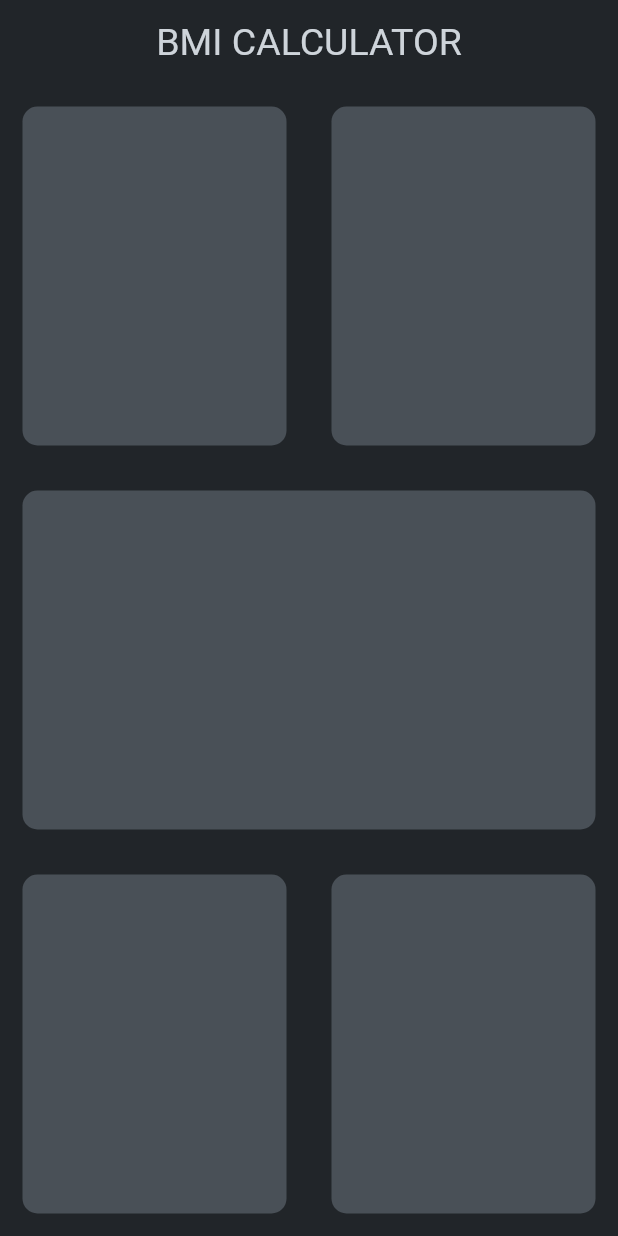
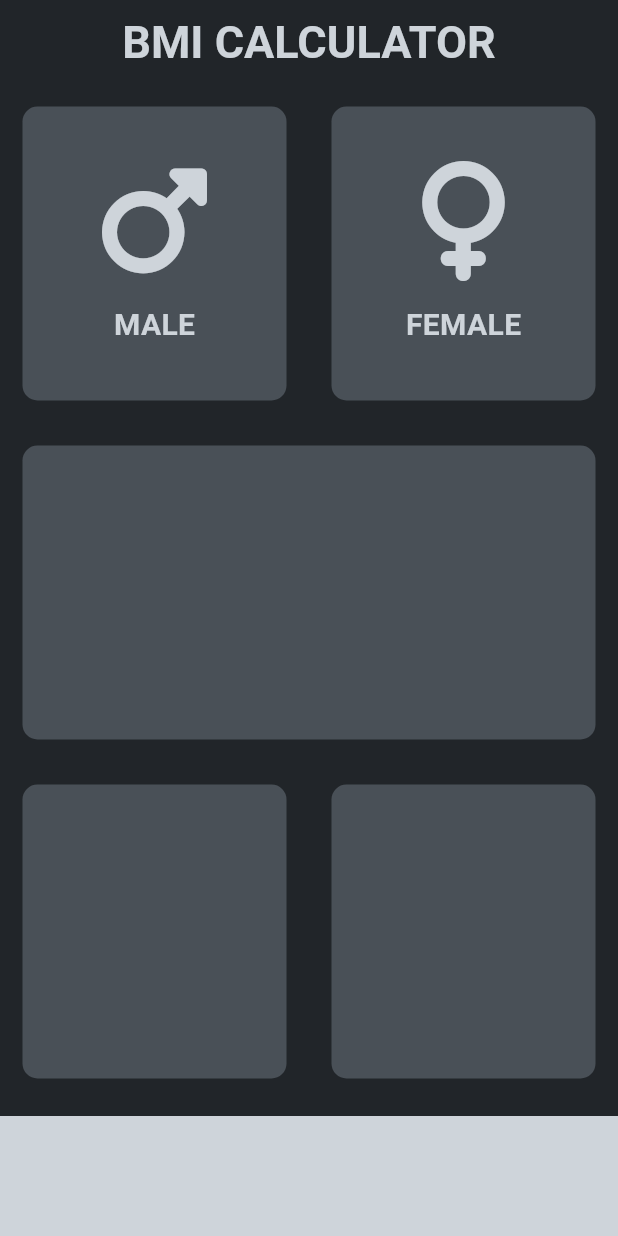
Before and after one commit to Aspharier/bmi_calculator_flutter, a Flutter app: the screen it shows after launch, on a phone screen of 412 x 824 dp. Run offline on Flutter 3.47's test engine with Material 3 defaults, Android fonts, the phone set to English and light mode, and no system bars; our stand-ins replace font_awesome_flutter.

Commit message:
Third Commit

```diff
--- /dev/null
+++ b/lib/icon_content.dart
@@ -0,0 +1,33 @@
+import 'package:flutter/material.dart';
+
+const labelTextStyle = TextStyle(
+  fontSize: 20.0,
+  fontWeight: FontWeight.bold,
+  color: Color(0xFFced4da),
+);
+
+class IconContent extends StatelessWidget {
+  IconContent({required this.icon, required this.label});
+  final IconData icon;
+  final String label;
+  @override
+  Widget build(BuildContext context) {
+    return Column(
+      mainAxisAlignment: MainAxisAlignment.center,
+      children: [
+        Icon(
+          color: Color(0xFFced4da),
+          icon,
+          size: 80.0,
+        ),
+        SizedBox(
+          height: 15.0,
+        ),
+        Text(
+          label,
+          style: labelTextStyle,
+        ),
+      ],
+    );
+  }
+}
--- a/lib/input_page.dart
+++ b/lib/input_page.dart
@@ -1,4 +1,11 @@
 import 'package:flutter/material.dart';
+import 'package:font_awesome_flutter/font_awesome_flutter.dart';
+import 'icon_content.dart';
+import 'reusable_card.dart';
+
+const bottomContainerHeight = 80.0;
+const activeCardColor = Color(0xFF495057);
+const bottomContainerColor = Color(0xFFced4da);
 
 class InputPage extends StatefulWidget {
   @override
@@ -23,12 +30,20 @@ class _InputPageState extends State<InputPage> {
               children: [
                 Expanded(
                   child: ReusableCard(
-                    colour: Color(0xFF495057),
+                    colour: activeCardColor,
+                    cardChild: IconContent(
+                      icon: FontAwesomeIcons.mars,
+                      label: 'MALE',
+                    ),
                   ),
                 ),
                 Expanded(
                   child: ReusableCard(
-                    colour: Color(0xFF495057),
+                    colour: activeCardColor,
+                    cardChild: IconContent(
+                      icon: FontAwesomeIcons.venus,
+                      label: 'FEMALE',
+                    ),
                   ),
                 ),
               ],
@@ -39,7 +54,7 @@ class _InputPageState extends State<InputPage> {
               children: [
                 Expanded(
                   child: ReusableCard(
-                    colour: Color(0xFF495057),
+                    colour: activeCardColor,
                   ),
                 ),
               ],
@@ -50,35 +65,25 @@ class _InputPageState extends State<InputPage> {
               children: [
                 Expanded(
                   child: ReusableCard(
-                    colour: Color(0xFF495057),
+                    colour: activeCardColor,
                   ),
                 ),
                 Expanded(
                   child: ReusableCard(
-                    colour: Color(0xFF495057),
+                    colour: activeCardColor,
                   ),
                 ),
               ],
             ),
+          ),
+          Container(
+            color: bottomContainerColor,
+            height: bottomContainerHeight,
+            margin: EdgeInsets.only(top: 10.0),
+            width: double.infinity,
           ),
         ],
       ),
     );
   }
 }
-
-class ReusableCard extends StatelessWidget {
-  ReusableCard({required this.colour});
-  final Color colour;
-
-  @override
-  Widget build(BuildContext context) {
-    return Container(
-      margin: EdgeInsets.all(15.0),
-      decoration: BoxDecoration(
-        color: colour,
-        borderRadius: BorderRadius.circular(10.0),
-      ),
-    );
-  }
-}
--- a/lib/main.dart
+++ b/lib/main.dart
@@ -11,7 +11,8 @@ class BMICalculator extends StatelessWidget {
         appBarTheme: AppBarTheme(
           titleTextStyle: TextStyle(
             color: Color(0xFFced4da),
-            fontSize: 25,
+            fontSize: 30,
+            fontWeight: FontWeight.bold,
           ),
           color: Color(0xFF212529),
         ),
--- /dev/null
+++ b/lib/reusable_card.dart
@@ -0,0 +1,18 @@
+import 'package:flutter/material.dart';
+
+class ReusableCard extends StatelessWidget {
+  ReusableCard({required this.colour, this.cardChild});
+  final Color? colour;
+  final Widget? cardChild;
+  @override
+  Widget build(BuildContext context) {
+    return Container(
+      child: cardChild,
+      margin: EdgeInsets.all(15.0),
+      decoration: BoxDecoration(
+        color: colour,
+        borderRadius: BorderRadius.circular(10.0),
+      ),
+    );
+  }
+}
--- a/pubspec.yaml
+++ b/pubspec.yaml
@@ -30,10 +30,7 @@ environment:
 dependencies:
   flutter:
     sdk: flutter
-
-
-  # The following adds the Cupertino Icons font to your application.
-  # Use with the CupertinoIcons class for iOS style icons.
+  font_awesome_flutter: ^10.7.0
   cupertino_icons: ^1.0.6
 
 dev_dependencies:
```
Also changed, not shown: pubspec.lock.
